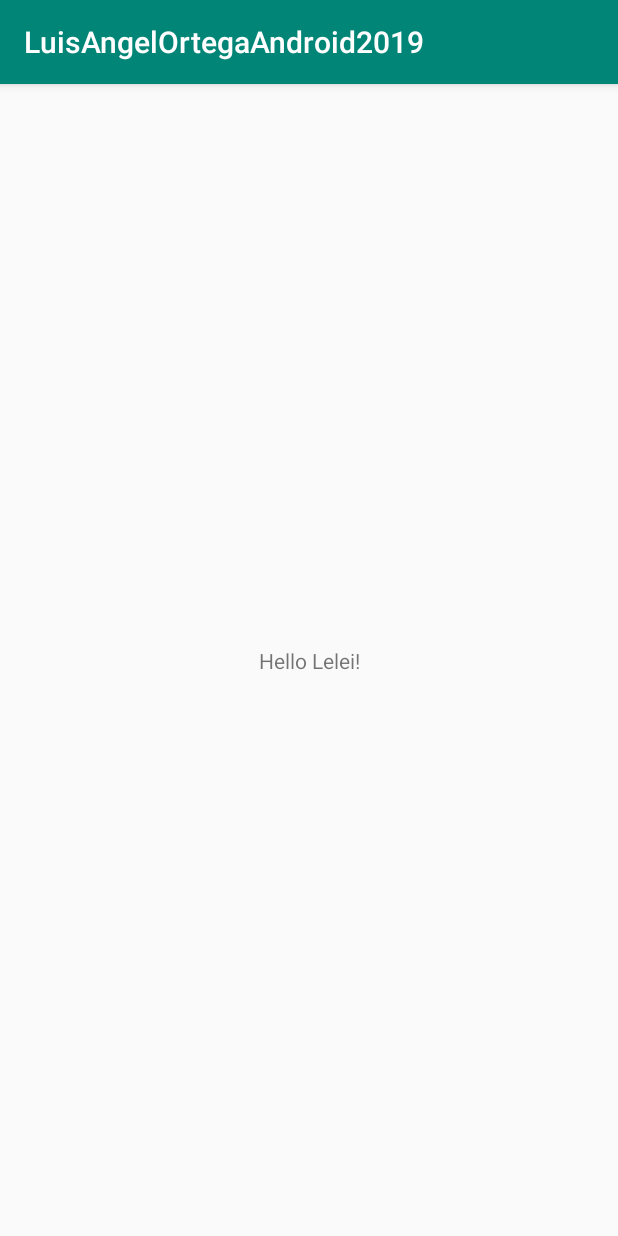
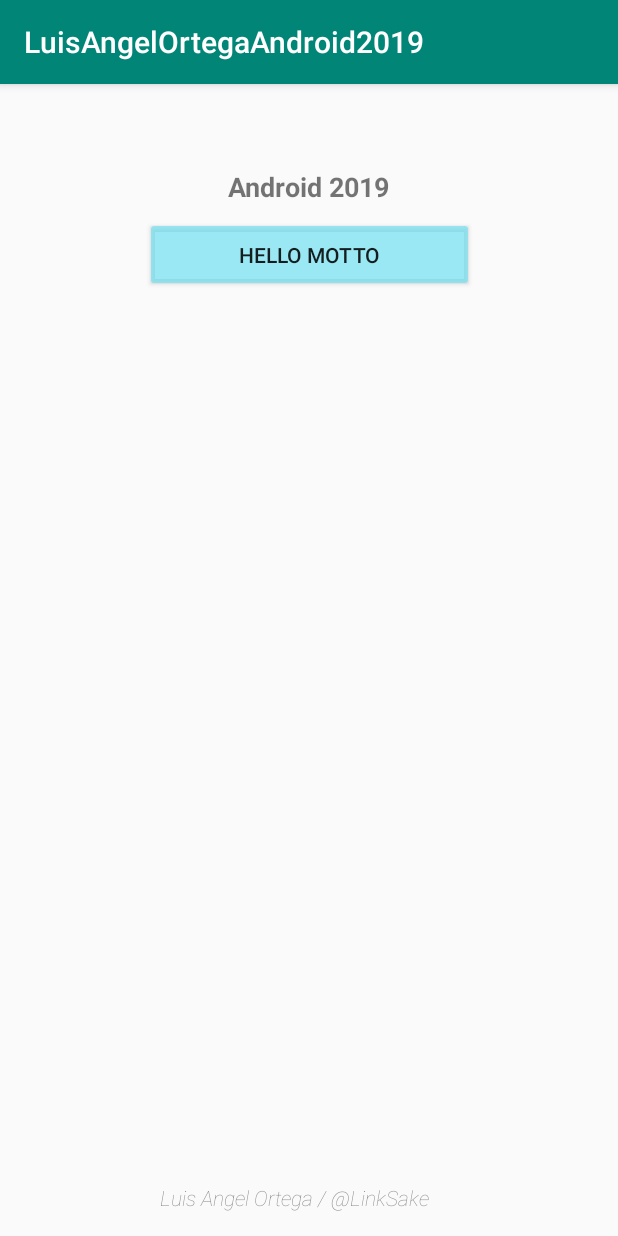
Before and after one commit to LinkSake/LuisAngelOrtegaAndorid2019, an Android app: the screen it shows after launch (MainActivity), on a phone screen of 412 x 824 dp. Run offline under Robolectric (Android 15) with nearby library versions, the phone set to English and light mode, and no system bars.

Commit message:
Added the first button and intent

```diff
--- a/app/build.gradle
+++ b/app/build.gradle
@@ -24,7 +24,7 @@ android {
 
 dependencies {
     implementation fileTree(dir: 'libs', include: ['*.jar'])
-    implementation"org.jetbrains.kotlin:kotlin-stdlib-jdk7:$kotlin_version"
+    implementation "org.jetbrains.kotlin:kotlin-stdlib-jdk7:$kotlin_version"
     implementation 'com.android.support:appcompat-v7:28.0.0'
     implementation 'com.android.support.constraint:constraint-layout:1.1.3'
     testImplementation 'junit:junit:4.12'
--- a/app/src/main/java/android/linksake/luisangel/MainActivity.kt
+++ b/app/src/main/java/android/linksake/luisangel/MainActivity.kt
@@ -1,12 +1,21 @@
 package android.linksake.luisangel
 
+import android.content.Intent
 import android.support.v7.app.AppCompatActivity
 import android.os.Bundle
+import kotlinx.android.synthetic.main.activity_main.*
 
 class MainActivity : AppCompatActivity() {
 
     override fun onCreate(savedInstanceState: Bundle?) {
+
         super.onCreate(savedInstanceState)
         setContentView(R.layout.activity_main)
+
+        btnHelloWorld.setOnClickListener {
+            val intHelloWorld = Intent(this, HelloWorld::class.java)
+            startActivity(Intent(this, HelloWorld::class.java))
+        }
+
     }
 }
--- a/app/src/main/res/layout/activity_main.xml
+++ b/app/src/main/res/layout/activity_main.xml
@@ -8,12 +8,44 @@
     tools:context=".MainActivity">
 
     <TextView
+        android:id="@+id/textView"
         android:layout_width="wrap_content"
         android:layout_height="wrap_content"
-        android:text="Hello Lelei!"
-        app:layout_constraintBottom_toBottomOf="parent"
+        android:layout_marginTop="56dp"
+        android:text="Android 2019"
+        android:textAlignment="center"
+        android:textSize="18sp"
+        android:textStyle="bold"
+        app:layout_constraintHorizontal_bias="0.498"
         app:layout_constraintLeft_toLeftOf="parent"
         app:layout_constraintRight_toRightOf="parent"
         app:layout_constraintTop_toTopOf="parent" />
 
+    <TextView
+        android:id="@+id/textView2"
+        android:layout_width="wrap_content"
+        android:layout_height="wrap_content"
+        android:layout_marginStart="8dp"
+        android:layout_marginEnd="8dp"
+        android:layout_marginBottom="16dp"
+        android:fontFamily="sans-serif-thin"
+        android:text="Luis Angel Ortega / @LinkSake"
+        android:textStyle="italic"
+        app:layout_constraintBottom_toBottomOf="parent"
+        app:layout_constraintEnd_toEndOf="parent"
+        app:layout_constraintHorizontal_bias="0.455"
+        app:layout_constraintStart_toStartOf="parent" />
+
+    <Button
+            android:id="@+id/btnHelloWorld"
+            android:layout_width="219dp"
+            android:layout_height="50dp"
+            android:layout_marginStart="8dp"
+            android:layout_marginTop="8dp"
+            android:layout_marginEnd="8dp"
+            android:text="Hello Motto"
+            app:layout_constraintEnd_toEndOf="parent"
+            app:layout_constraintStart_toStartOf="parent"
+            app:layout_constraintTop_toBottomOf="@+id/textView" android:backgroundTint="#C17CE2F1"/>
+
 </android.support.constraint.ConstraintLayout>
--- a/app/src/main/res/values/strings.xml
+++ b/app/src/main/res/values/strings.xml
@@ -1,3 +1,7 @@
 <resources>
     <string name="app_name">LuisAngelOrtegaAndroid2019</string>
+    <string name="header">Android 2019</string>
+    <string name="hello_world">HELLO WORLD </string>
+    <string name="time_figther">TIMEFIGHTER</string>
+    <string name="footer">Luis Angel Ortega / @LinkSake</string>
 </resources>
```
Also changed, not shown: app/src/main/AndroidManifest.xml (+4 -3 lines), app/src/main/java/android/linksake/luisangel/HelloWorld.kt (added, +14 -0 lines), app/src/main/res/layout/activity_hello_world.xml (added, +18 -0 lines).
